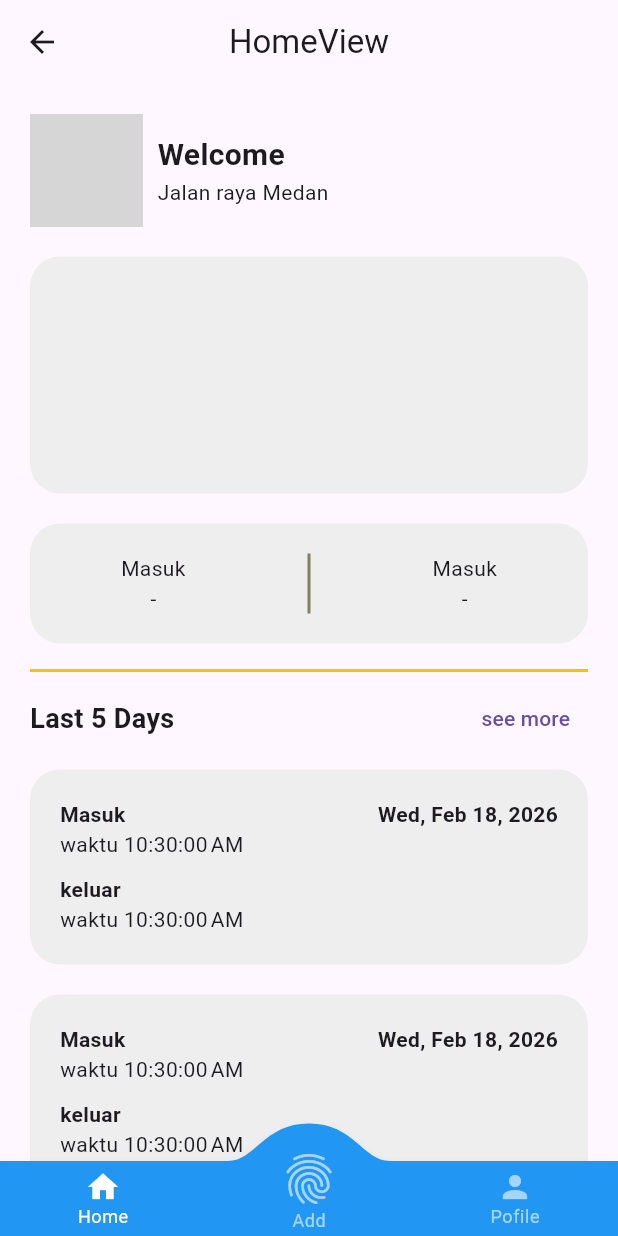
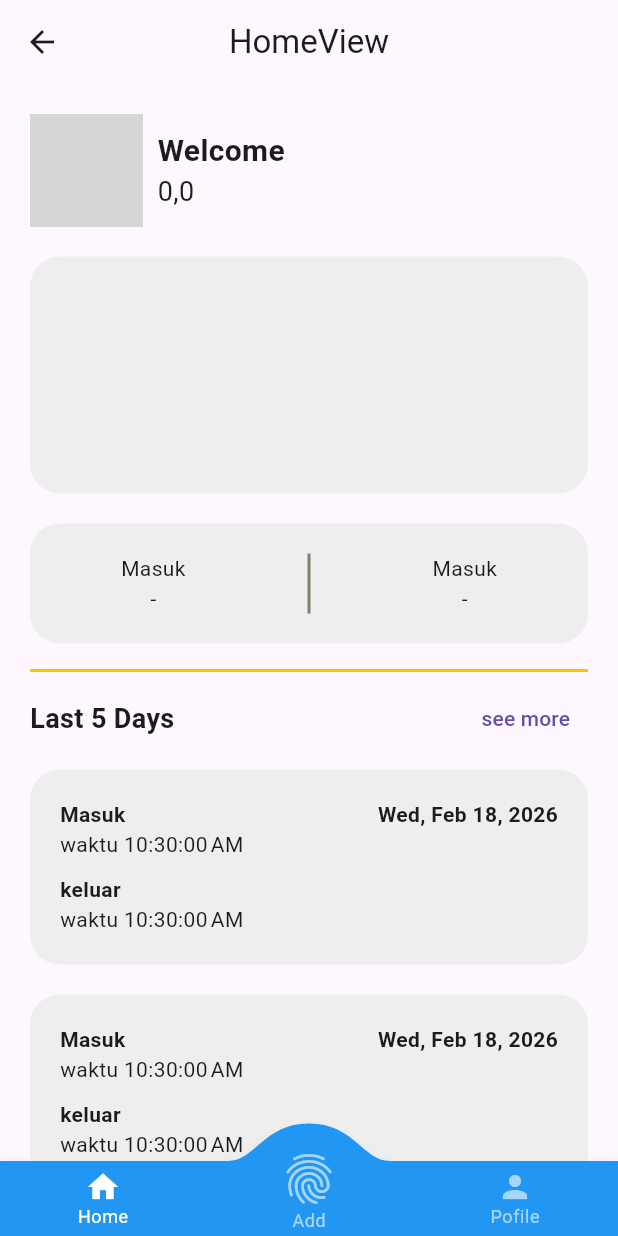
Before and after one commit to faizikhsan123/presence-App-integrate-geolocator-Getx, a Flutter app: the HomeView screen opened by its route, on a phone screen of 412 x 824 dp. Run offline on Flutter 3.47's test engine with Material 3 defaults, Android fonts, the phone set to English and light mode, and no system bars; drawn by our look-alikes of convex_bottom_bar; our stand-ins replace cloud_firestore, firebase_auth, firebase_core, geolocator, get, image_picker; accounts and stored records are empty; network calls fail; grey boxes are pictures that could not be loaded.

Commit message:
updatin position in firebase

```diff
--- a/lib/app/modules/home/views/home_view.dart
+++ b/lib/app/modules/home/views/home_view.dart
@@ -1,3 +1,5 @@
+import 'dart:convert';
+
 import 'package:cloud_firestore/cloud_firestore.dart';
 import 'package:convex_bottom_bar/convex_bottom_bar.dart';
 import 'package:flutter/material.dart';
@@ -51,6 +53,12 @@ class HomeView extends GetView<HomeController> {
           var data = asyncSnapshot.data!.data();
           String imageUrl =
               "https://ui-avatars.com/api/?name=${data!['nama']}&background=random&size=256";
+
+          //ubah bentuk mapping ke string (field position)
+          Map<String,dynamic> posisi = data['position'];
+          String lokasi = posisi['latitude'].toString() + "," + posisi['longitude'].toString();
+
+
           return ListView(
             padding: EdgeInsets.all(20),
             children: [
@@ -82,7 +90,7 @@ class HomeView extends GetView<HomeController> {
                           fontWeight: FontWeight.bold,
                         ),
                       ),
-                      Text("Jalan raya Medan"),
+                      Text("${data['position'] == null ? "" : lokasi}", style: TextStyle(fontSize: 18)), //ambil lokasi
                     ],
                   ),
                 ],
```
Also changed, not shown: lib/app/controllers/page_index_controller.dart (+17 -0 lines).
